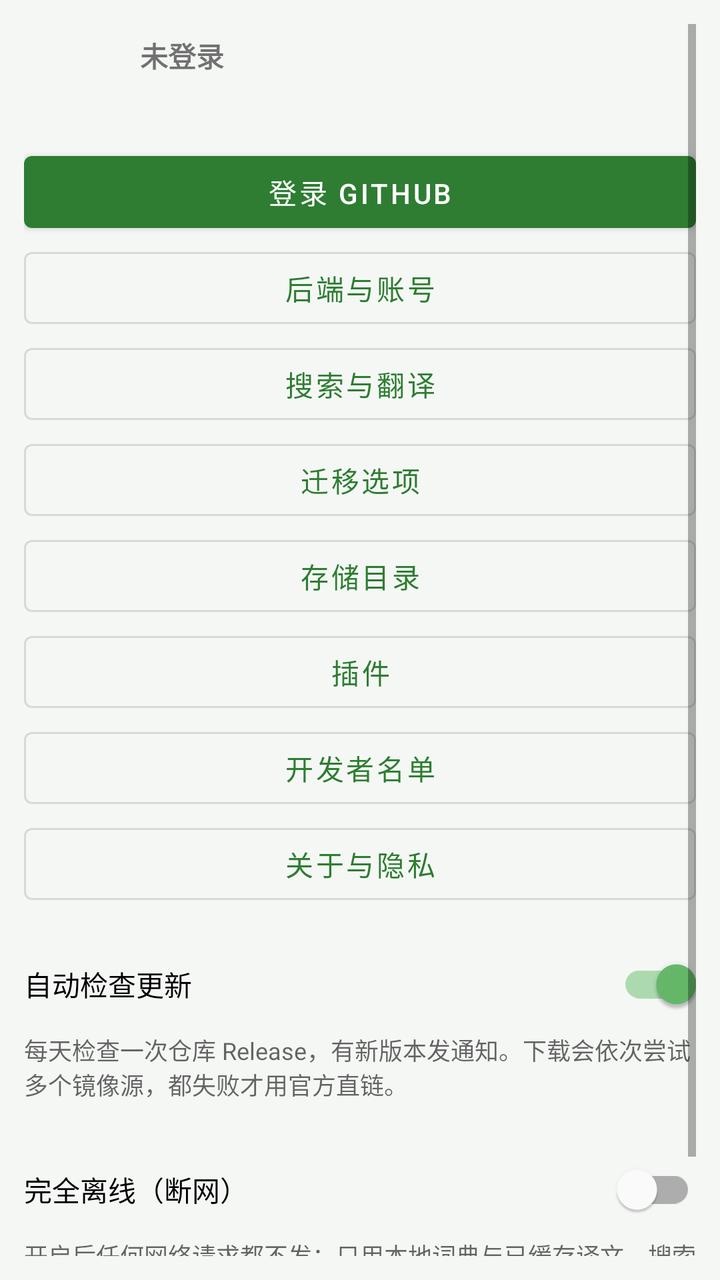
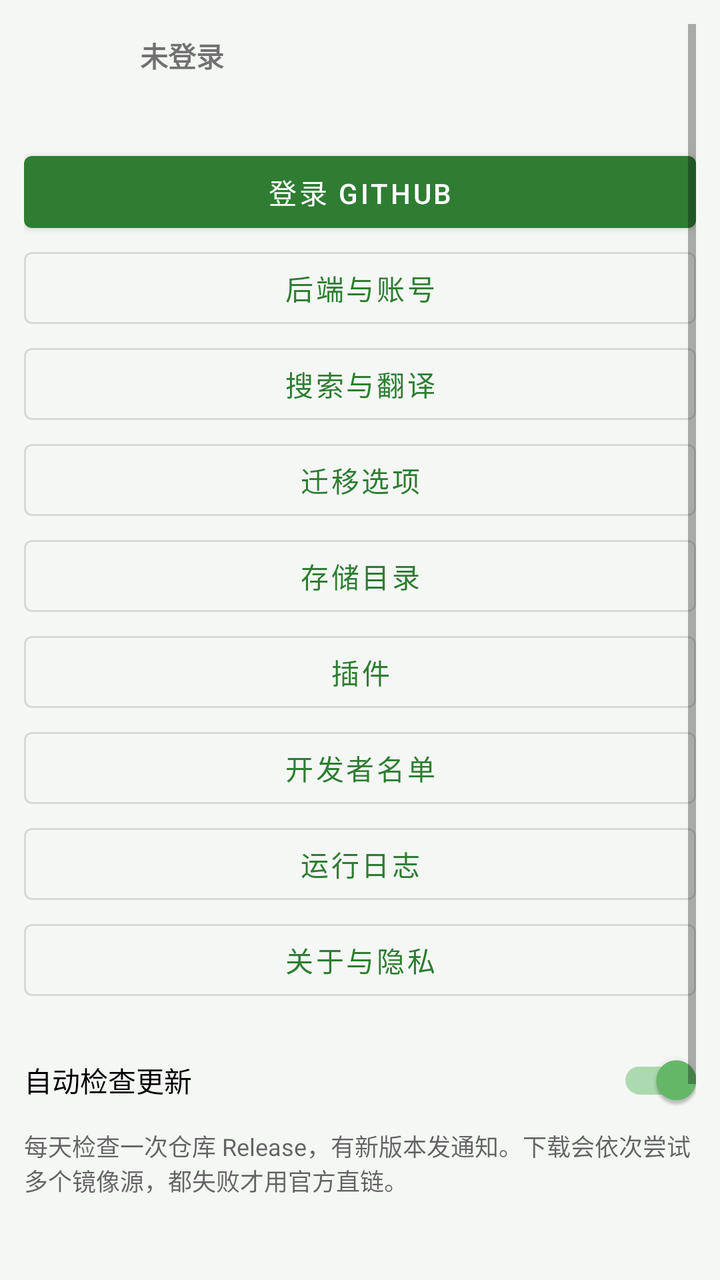

An Android layout rendered at two revisions. The XML below is the earlier revision; the diff shows what the commit changed to produce the second picture.
<!-- AndroidManifest.xml: application theme Theme.ModMigrator -->
<!-- res/layout/fragment_settings_main.xml -->
<?xml version="1.0" encoding="utf-8"?>
<ScrollView xmlns:android="http://schemas.android.com/apk/res/android"
    android:layout_width="match_parent"
    android:layout_height="match_parent"
    android:padding="12dp">

    <LinearLayout
        android:layout_width="match_parent"
        android:layout_height="wrap_content"
        android:orientation="vertical">

        <LinearLayout
            android:id="@+id/rowAccount"
            android:layout_width="match_parent"
            android:layout_height="wrap_content"
            android:gravity="center_vertical"
            android:orientation="horizontal"
            android:paddingBottom="12dp">

            <ImageView
                android:id="@+id/ivAvatar"
                android:layout_width="48dp"
                android:layout_height="48dp"
                android:contentDescription="@string/app_name"
                android:src="@drawable/ic_person" />

            <LinearLayout
                android:layout_width="0dp"
                android:layout_height="wrap_content"
                android:layout_marginStart="10dp"
                android:layout_weight="1"
                android:orientation="vertical">

                <TextView
                    android:id="@+id/tvAccount"
                    android:layout_width="match_parent"
                    android:layout_height="wrap_content"
                    android:text="@string/account_not_login"
                    android:textStyle="bold" />

                <TextView
                    android:id="@+id/tvConnState"
                    android:layout_width="match_parent"
                    android:layout_height="wrap_content"
                    android:textColor="@color/textSecondary"
                    android:textSize="12sp" />
            </LinearLayout>
        </LinearLayout>

        <Button
            android:id="@+id/btnAccount"
            android:layout_width="match_parent"
            android:layout_height="wrap_content"
            android:text="@string/account_login" />

        <Button
            android:id="@+id/btnGoBackend"
            style="@style/Widget.MaterialComponents.Button.OutlinedButton"
            android:layout_width="match_parent"
            android:layout_height="wrap_content"
            android:text="@string/menu_backend" />

        <Button
            android:id="@+id/btnGoSearch"
            style="@style/Widget.MaterialComponents.Button.OutlinedButton"
            android:layout_width="match_parent"
            android:layout_height="wrap_content"
            android:text="@string/menu_search" />

        <Button
            android:id="@+id/btnGoMigrate"
            style="@style/Widget.MaterialComponents.Button.OutlinedButton"
            android:layout_width="match_parent"
            android:layout_height="wrap_content"
            android:text="@string/menu_migrate" />

        <Button
            android:id="@+id/btnGoStorage"
            style="@style/Widget.MaterialComponents.Button.OutlinedButton"
            android:layout_width="match_parent"
            android:layout_height="wrap_content"
            android:text="@string/menu_storage" />

        <Button
            android:id="@+id/btnGoPlugin"
            style="@style/Widget.MaterialComponents.Button.OutlinedButton"
            android:layout_width="match_parent"
            android:layout_height="wrap_content"
            android:text="@string/menu_plugin" />

        <Button
            android:id="@+id/btnGoDevs"
            style="@style/Widget.MaterialComponents.Button.OutlinedButton"
            android:layout_width="match_parent"
            android:layout_height="wrap_content"
            android:text="@string/menu_devs" />

        <Button
            android:id="@+id/btnGoAbout"
            style="@style/Widget.MaterialComponents.Button.OutlinedButton"
            android:layout_width="match_parent"
            android:layout_height="wrap_content"
            android:text="@string/menu_about" />

        <com.google.android.material.switchmaterial.SwitchMaterial
            android:id="@+id/swUpdate"
            android:layout_width="match_parent"
            android:layout_height="wrap_content"
            android:layout_marginTop="12dp"
            android:checked="true"
            android:text="@string/cfg_update" />

        <TextView
            android:layout_width="match_parent"
            android:layout_height="wrap_content"
            android:paddingBottom="8dp"
            android:text="@string/cfg_update_hint"
            android:textColor="@color/textSecondary"
            android:textSize="12sp" />

        <com.google.android.material.switchmaterial.SwitchMaterial
            android:id="@+id/swOffline"
            android:layout_width="match_parent"
            android:layout_height="wrap_content"
            android:layout_marginTop="12dp"
            android:text="@string/cfg_offline" />

        <TextView
            android:layout_width="match_parent"
            android:layout_height="wrap_content"
            android:paddingBottom="8dp"
            android:text="@string/cfg_offline_hint"
            android:textColor="@color/textSecondary"
            android:textSize="12sp" />
    </LinearLayout>
</ScrollView>
<!-- resources referenced by this layout -->
<resources>
  <color name="textSecondary">#99000000</color>
  <!-- drawable ic_person (drawable) -->
  <?xml version="1.0" encoding="utf-8"?>
  <vector xmlns:android="http://schemas.android.com/apk/res/android"
      android:width="24dp" android:height="24dp"
      android:viewportWidth="960" android:viewportHeight="960"
      android:tint="?attr/colorControlNormal">
      <path android:fillColor="@android:color/white" android:pathData="M480-480q-66 0-113-47t-47-113q0-66 47-113t113-47q66 0 113 47t47 113q0 66-47 113t-113 47ZM160-160v-32q0-34 17.5-62.5T224-294q62-31 126-45t130-14q66 0 130 14t126 45q29 15 46.5 43.5T800-208v32H160Z" />
  </vector>
  <string name="account_login">登录 GitHub</string>
  <string name="account_not_login">未登录</string>
  <string name="app_name">模组迁移助手</string>
  <string name="cfg_offline">完全离线（断网）</string>
  <string name="cfg_offline_hint">开启后任何网络请求都不发：只用本地词典与已缓存译文，搜索与下载不可用，但已装模组的迁移、配置编辑照常。注意：这与「关掉后端」是两回事——关后端只是改成你自己填 Key 直连，仍然联网。</string>
  <string name="cfg_update">自动检查更新</string>
  <string name="cfg_update_hint">每天检查一次仓库 Release，有新版本发通知。下载会依次尝试多个镜像源，都失败才用官方直链。</string>
  <string name="menu_about">关于与隐私</string>
  <string name="menu_backend">后端与账号</string>
  <string name="menu_devs">开发者名单</string>
  <string name="menu_migrate">迁移选项</string>
  <string name="menu_plugin">插件</string>
  <string name="menu_search">搜索与翻译</string>
  <string name="menu_storage">存储目录</string>
  <style name="Theme.ModMigrator" parent="Theme.MaterialComponents.DayNight.NoActionBar">
          <item name="colorPrimary">@color/primary</item>
          <item name="colorPrimaryDark">@color/primaryDark</item>
          <item name="colorAccent">@color/accent</item>
          <item name="android:windowBackground">@color/bg</item>
          <item name="android:statusBarColor">@color/primaryDark</item>
          <item name="preferenceTheme">@style/PreferenceThemeOverlay</item>
      </style>
  <color name="primary">#FF2E7D32</color>
  <color name="primaryDark">#FF1B5E20</color>
  <color name="accent">#FF66BB6A</color>
  <color name="bg">#FFF5F7F5</color>
</resources>

<!-- the commit's change to res/layout/fragment_settings_main.xml (unified diff, before → after) -->
@@ -96,6 +96,13 @@
             android:text="@string/menu_devs" />
 
         <Button
+            android:id="@+id/btnGoLog"
+            style="@style/Widget.MaterialComponents.Button.OutlinedButton"
+            android:layout_width="match_parent"
+            android:layout_height="wrap_content"
+            android:text="@string/menu_log" />
+
+        <Button
             android:id="@+id/btnGoAbout"
             style="@style/Widget.MaterialComponents.Button.OutlinedButton"
             android:layout_width="match_parent"
<!-- resource entries referenced after the edit -->
@@ -19,6 +19,7 @@
   <string name="menu_about">关于与隐私</string>
   <string name="menu_backend">后端与账号</string>
   <string name="menu_devs">开发者名单</string>
+  <string name="menu_log">运行日志</string>
   <string name="menu_migrate">迁移选项</string>
   <string name="menu_plugin">插件</string>
   <string name="menu_search">搜索与翻译</string>
